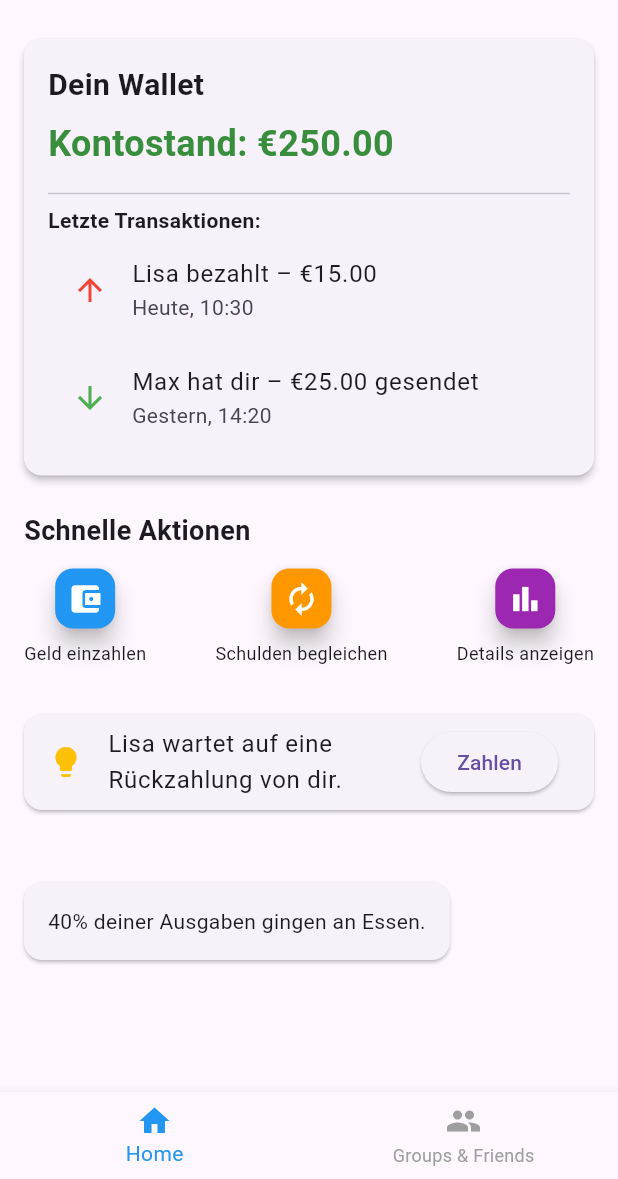
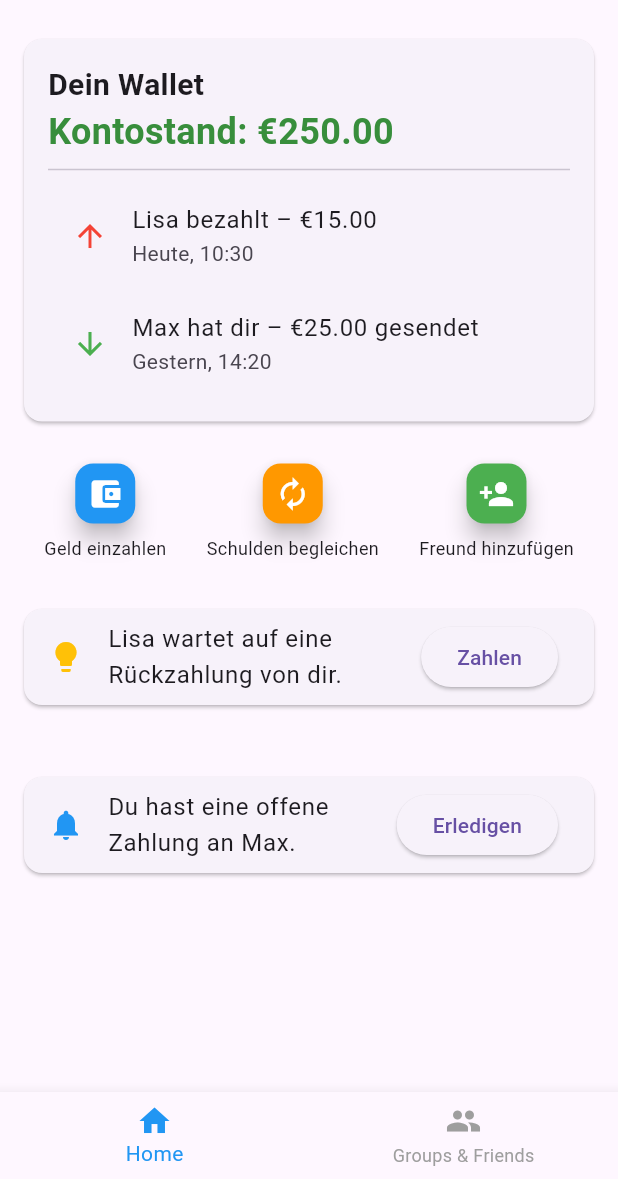
Before and after one commit to robert-vetter/OweFlow, a Flutter app: the screen it shows after launch, on a phone screen of 412 x 824 dp, the part 57-1236 px from its top. Run offline on Flutter 3.47's test engine with Material 3 defaults, Android fonts, the phone set to English and light mode, and no system bars; our stand-ins replace font_awesome_flutter, local_auth, supabase_flutter; accounts and stored records are empty.

Commit message:
Home bisschen anders

```diff
--- a/app/lib/pages/home.dart
+++ b/app/lib/pages/home.dart
@@ -46,21 +46,6 @@ class _HomePageState extends State<HomePage> {
     }
   }
 
-  /// 📲 Login-Logik
-  void _navigateToLogin() async {
-    final result = await Navigator.push(
-      context,
-      MaterialPageRoute(builder: (context) => const EmailCheckScreen()),
-    );
-
-    if (result == true) {
-      setState(() {
-        _isLoggedIn = true;
-        _showMessage("Successfully logged in!");
-      });
-    }
-  }
-
   /// Snackbar-Nachricht anzeigen
   void _showMessage(String message) {
     ScaffoldMessenger.of(context)
@@ -85,35 +70,27 @@ class _HomePageState extends State<HomePage> {
     );
   }
 
-  /// 🏠 Inhalt der Startseite (Optimierter Home Content)
+  /// 🏠 Optimierter Startbildschirm: Nutzerzentriert
   Widget _buildHomeContent() {
     return SingleChildScrollView(
       child: Column(
         crossAxisAlignment: CrossAxisAlignment.start,
         children: [
-          // 🏦 Wallet-Übersicht
           _buildWalletOverview(),
           const SizedBox(height: 16),
-
-          // ⚡ Schnelle Aktionen
           _buildQuickActions(),
           const SizedBox(height: 16),
-
-          // 🤖 Smarte Empfehlungen
           _buildSmartSuggestions(),
           const SizedBox(height: 16),
-
-          // 📊 Finanzstatistiken
-          _buildFinanceStats(),
+          _buildReminders(),
         ],
       ),
     );
   }
 
-  /// 🏦 Persönliches Wallet: Kontostand & letzte Transaktionen
+  /// 🏦 Persönliches Wallet: Finanzstatus
   Widget _buildWalletOverview() {
     return Card(
-      elevation: 2,
       margin: const EdgeInsets.symmetric(horizontal: 16, vertical: 8),
       child: Padding(
         padding: const EdgeInsets.all(16.0),
@@ -124,7 +101,6 @@ class _HomePageState extends State<HomePage> {
               'Dein Wallet',
               style: TextStyle(fontSize: 20, fontWeight: FontWeight.bold),
             ),
-            const SizedBox(height: 8),
             Text(
               'Kontostand: €250.00',
               style: TextStyle(
@@ -133,79 +109,50 @@ class _HomePageState extends State<HomePage> {
                 color: Colors.green[700],
               ),
             ),
-            const SizedBox(height: 8),
             const Divider(),
-            const Text(
-              'Letzte Transaktionen:',
-              style: TextStyle(fontWeight: FontWeight.bold),
-            ),
-            const ListTile(
-              leading: Icon(Icons.arrow_upward, color: Colors.red),
-              title: Text('Lisa bezahlt – €15.00'),
-              subtitle: Text('Heute, 10:30'),
-            ),
-            const ListTile(
-              leading: Icon(Icons.arrow_downward, color: Colors.green),
-              title: Text('Max hat dir – €25.00 gesendet'),
-              subtitle: Text('Gestern, 14:20'),
-            ),
+            _buildTransactionItem('Lisa bezahlt – €15.00', 'Heute, 10:30',
+                Icons.arrow_upward, Colors.red),
+            _buildTransactionItem('Max hat dir – €25.00 gesendet',
+                'Gestern, 14:20', Icons.arrow_downward, Colors.green),
           ],
         ),
       ),
     );
   }
 
-  /// ⚡ Schnelle Aktionen: Buttons für häufige Aktionen
+  Widget _buildTransactionItem(
+      String title, String subtitle, IconData icon, Color color) {
+    return ListTile(
+      leading: Icon(icon, color: color),
+      title: Text(title),
+      subtitle: Text(subtitle),
+    );
+  }
+
+  /// ⚡ Schnelle Aktionen
   Widget _buildQuickActions() {
     return Padding(
       padding: const EdgeInsets.symmetric(horizontal: 16.0),
-      child: Column(
-        crossAxisAlignment: CrossAxisAlignment.start,
+      child: Row(
+        mainAxisAlignment: MainAxisAlignment.spaceAround,
         children: [
-          const Text(
-            'Schnelle Aktionen',
-            style: TextStyle(fontSize: 18, fontWeight: FontWeight.bold),
-          ),
-          const SizedBox(height: 8),
-          Row(
-            mainAxisAlignment: MainAxisAlignment.spaceBetween,
-            children: [
-              _buildActionButton(
-                icon: Icons.account_balance_wallet,
-                label: 'Geld einzahlen',
-                color: Colors.blue,
-                onPressed: () {},
-              ),
-              _buildActionButton(
-                icon: Icons.autorenew,
-                label: 'Schulden begleichen',
-                color: Colors.orange,
-                onPressed: () {},
-              ),
-              _buildActionButton(
-                icon: Icons.bar_chart,
-                label: 'Details anzeigen',
-                color: Colors.purple,
-                onPressed: () {},
-              ),
-            ],
-          ),
+          _buildActionButton(
+              Icons.account_balance_wallet, 'Geld einzahlen', Colors.blue),
+          _buildActionButton(
+              Icons.autorenew, 'Schulden begleichen', Colors.orange),
+          _buildActionButton(
+              Icons.person_add, 'Freund hinzufügen', Colors.green),
         ],
       ),
     );
   }
 
-  Widget _buildActionButton({
-    required IconData icon,
-    required String label,
-    required Color color,
-    required VoidCallback onPressed,
-  }) {
+  Widget _buildActionButton(IconData icon, String label, Color color) {
     return Column(
       children: [
         FloatingActionButton(
           heroTag: label,
-          onPressed: onPressed,
+          onPressed: () {},
           backgroundColor: color,
           child: Icon(icon, color: Colors.white),
           mini: true,
@@ -231,13 +178,17 @@ class _HomePageState extends State<HomePage> {
     );
   }
 
-  /// 📊 Finanzstatistiken
-  Widget _buildFinanceStats() {
+  /// 📅 Erinnerungen
+  Widget _buildReminders() {
     return Card(
       margin: const EdgeInsets.all(16.0),
-      child: const Padding(
-        padding: EdgeInsets.all(16.0),
-        child: Text('40% deiner Ausgaben gingen an Essen.'),
+      child: ListTile(
+        leading: const Icon(Icons.notifications, color: Colors.blue),
+        title: const Text('Du hast eine offene Zahlung an Max.'),
+        trailing: ElevatedButton(
+          onPressed: () {},
+          child: const Text('Erledigen'),
+        ),
       ),
     );
   }
```
